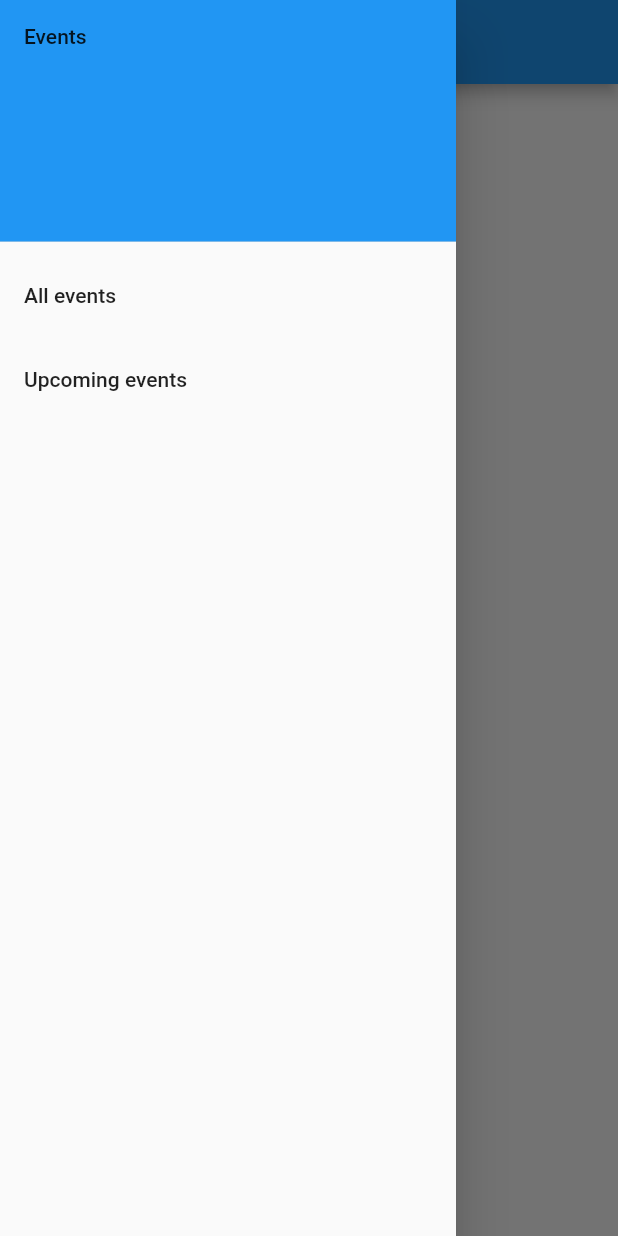
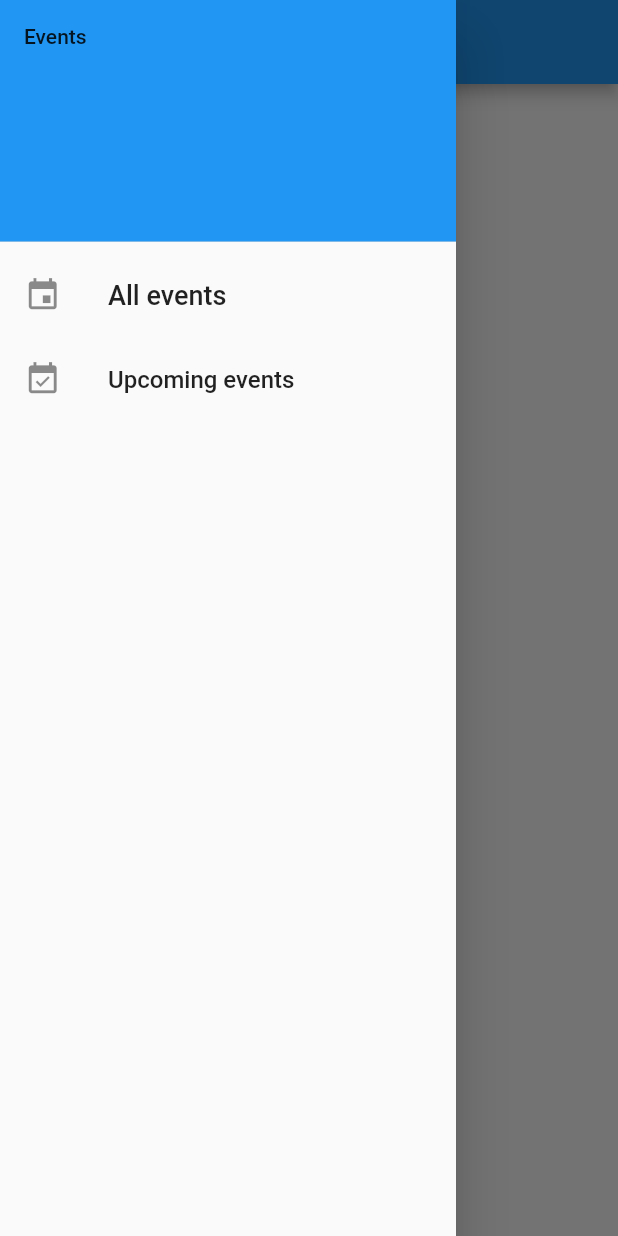
Before and after one commit to Petrol-/flutter-event, a Flutter app: the HomePage screen opened directly, with the side drawer open, on a phone screen of 412 x 824 dp. Run offline on Flutter 3.47's test engine with Material 2 defaults, Android fonts, the phone set to English and light mode, and no system bars.

Commit message:
l'ajout des icons dans le drawer

```diff
--- a/lib/home.dart
+++ b/lib/home.dart
@@ -13,7 +13,7 @@ class HomePage extends StatelessWidget {
       ),
       drawer: Drawer(
         child: ListView(
-          padding: EdgeInsets.zero,
+          //  padding: EdgeInsets.zero,
           children: <Widget>[
             DrawerHeader(
               child: Text('Events'),
@@ -22,17 +22,30 @@ class HomePage extends StatelessWidget {
               ),
             ),
             ListTile(
-              title: Text('All events'),
+              title: Text(
+                'All events',
+                style: new TextStyle(fontSize: 18.0),
+              ),
+              leading: new Icon(
+                Icons.event,
+                size: 25.0,
+              ),
               onTap: () {
-                Navigator.push(context,
-                    MaterialPageRoute(builder: (context) => AllEvents()));
+                  Navigator.pop(context);
+                  Navigator.push(context,
+                      MaterialPageRoute(builder: (context) => AllEvents()));
               },
             ),
             ListTile(
-              title: Text('Upcoming events'),
+              title:
+                  Text('Upcoming events', style: new TextStyle(fontSize: 16.0)),
+              leading: new Icon(Icons.event_available, size: 25.0),
               onTap: () {
-                Navigator.push(context,
-                    MaterialPageRoute(builder: (context) => UpcomingEvents()));
+                  Navigator.pop(context);
+                  Navigator.push(
+                      context,
+                      MaterialPageRoute(
+                          builder: (context) => UpcomingEvents()));
               },
             ),
           ],
--- a/lib/main.dart
+++ b/lib/main.dart
@@ -37,10 +37,8 @@ class UpcomingEvents extends StatelessWidget {
   Widget build(BuildContext context) {
     return Scaffold(
       appBar: AppBar(
-        title: AppBar(
           title: Text('Upcoming events'),
         ),
-      ),
       body: Center(
         child: Text('Upcoming evenst'),
       ),
```
